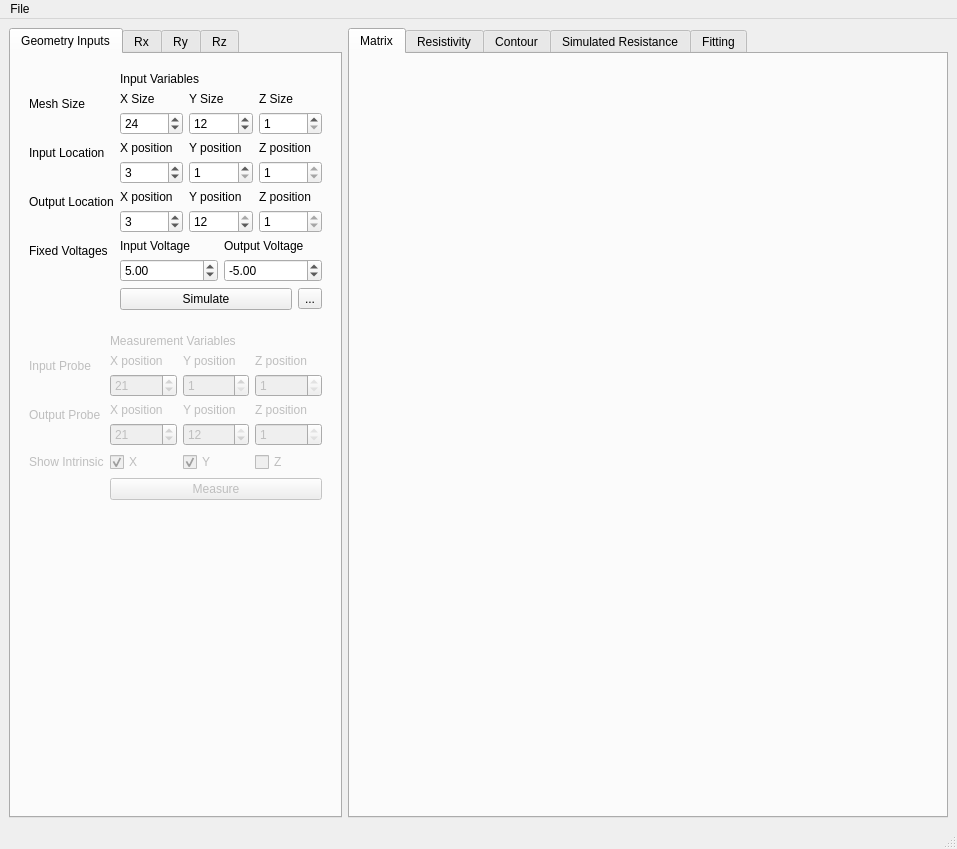
Qt form AnisotropicSimulator2.ui (JulianN9/Anisotropic-Sample-Simulator) before a commit.
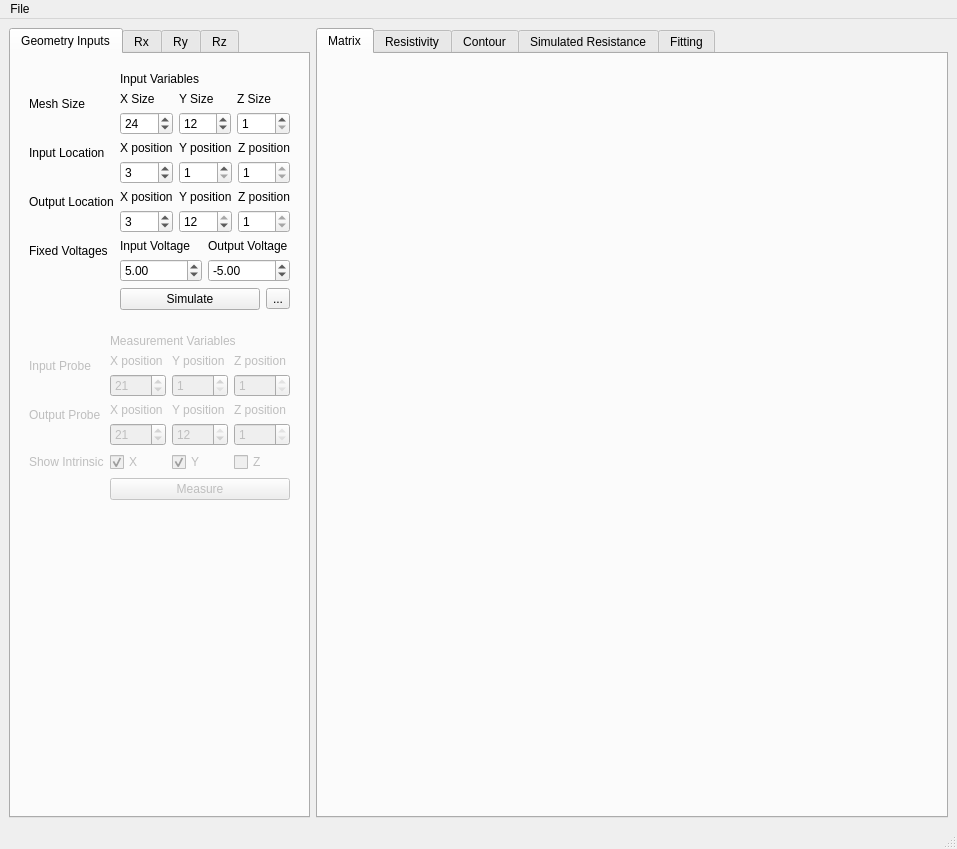
The same form after that commit.

The edit to the form file:
```diff
--- a/AnisotropicSimulator2.ui
+++ b/AnisotropicSimulator2.ui
@@ -14,8 +14,8 @@
    <string>MainWindow</string>
   </property>
   <widget class="QWidget" name="centralwidget">
-   <layout class="QHBoxLayout" name="horizontalLayout">
-    <item>
+   <layout class="QFormLayout" name="formLayout_3">
+    <item row="0" column="0">
      <widget class="QTabWidget" name="OptionsTabWidget">
       <property name="currentIndex">
        <number>0</number>
@@ -2676,7 +2676,7 @@
       </widget>
      </widget>
     </item>
-    <item>
+    <item row="0" column="1">
      <widget class="QTabWidget" name="DisplayTabWidget">
       <property name="enabled">
        <bool>true</bool>
```
